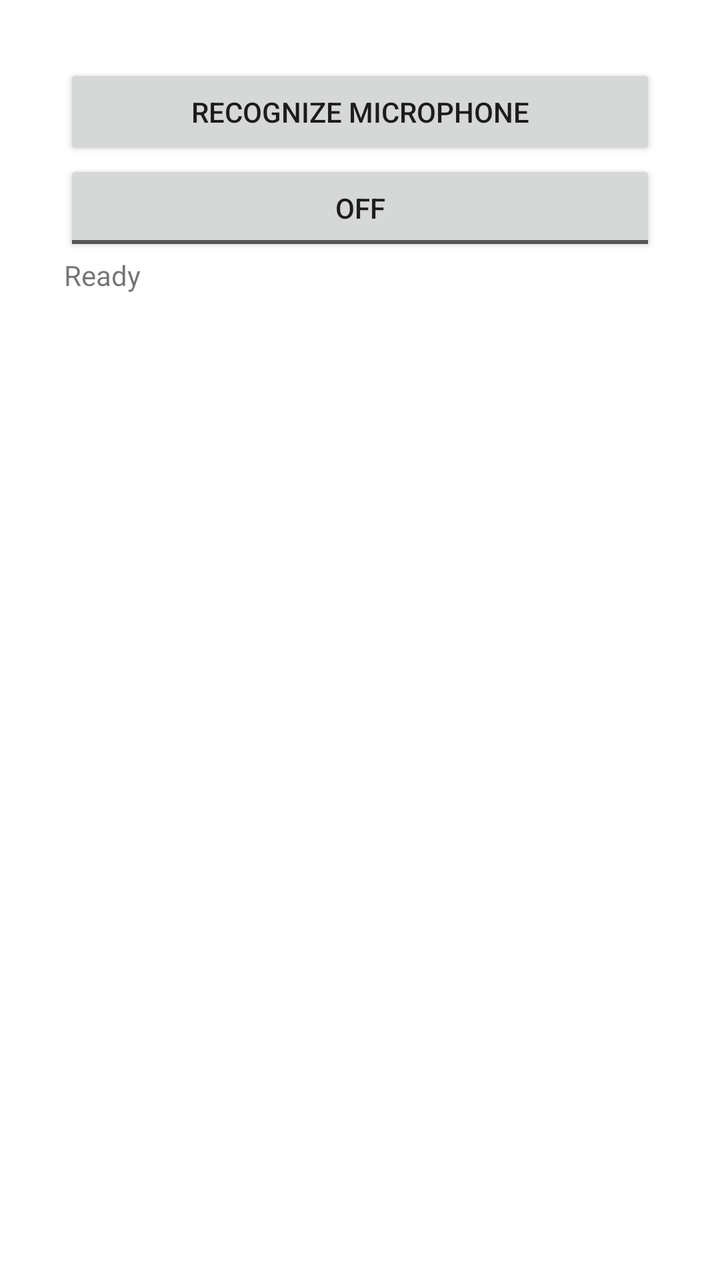
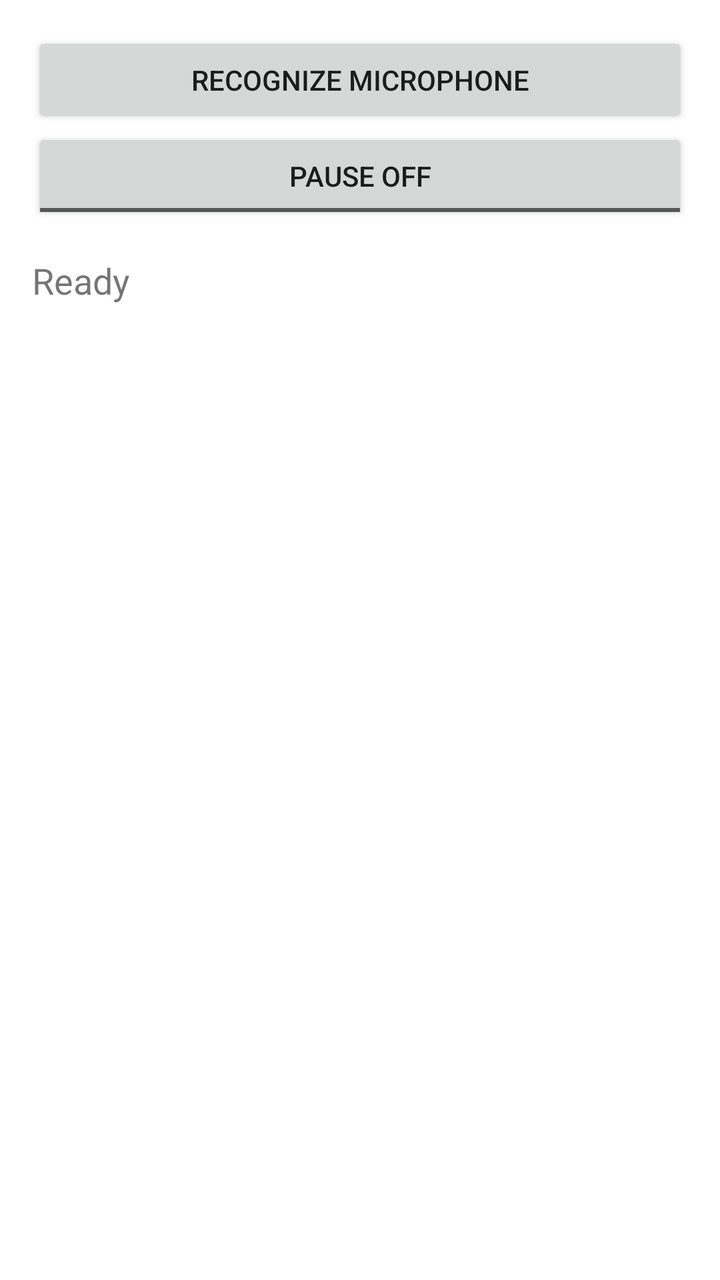

Two renders of the same Android screen: before a commit and after it. Below are the layout's source before the change and the commit's diff.
<!-- AndroidManifest.xml: fallback theme Theme.MaterialComponents.DayNight.NoActionBar -->
<!-- res/layout/main.xml -->
<?xml version="1.0" encoding="utf-8"?>
<LinearLayout xmlns:android="http://schemas.android.com/apk/res/android"
    android:layout_width="fill_parent"
    android:layout_height="fill_parent"
    android:orientation="vertical"
    android:padding="16dp">
<ScrollView
    android:layout_width="match_parent"
    android:layout_height="match_parent"
    android:fillViewport="true">

    <LinearLayout
        android:layout_width="match_parent"
        android:layout_height="match_parent"
        android:orientation="vertical"
        android:padding="16dp">

        <Button
            android:id="@+id/recognize_mic"
            android:layout_width="match_parent"
            android:layout_height="wrap_content"
            android:text="Recognize Microphone" />

        <ToggleButton
            android:id="@+id/pause"
            android:layout_width="match_parent"
            android:layout_height="wrap_content" />

        <TextView
            android:id="@+id/result_text"
            android:layout_width="match_parent"
            android:layout_height="wrap_content"
            android:text="Ready" />

    </LinearLayout>
</ScrollView>

</LinearLayout>
<!-- resources referenced by this layout -->
<resources>

</resources>

<!-- the commit's change to res/layout/main.xml (unified diff, before → after) -->
@@ -1,17 +1,12 @@
 <?xml version="1.0" encoding="utf-8"?>
-<LinearLayout xmlns:android="http://schemas.android.com/apk/res/android"
-    android:layout_width="fill_parent"
-    android:layout_height="fill_parent"
-    android:orientation="vertical"
-    android:padding="16dp">
-<ScrollView
+<ScrollView xmlns:android="http://schemas.android.com/apk/res/android"
     android:layout_width="match_parent"
     android:layout_height="match_parent"
     android:fillViewport="true">
 
     <LinearLayout
         android:layout_width="match_parent"
-        android:layout_height="match_parent"
+        android:layout_height="wrap_content"
         android:orientation="vertical"
         android:padding="16dp">
 
@@ -24,15 +19,18 @@
         <ToggleButton
             android:id="@+id/pause"
             android:layout_width="match_parent"
-            android:layout_height="wrap_content" />
+            android:layout_height="wrap_content"
+            android:textOn="Pause ON"
+            android:textOff="Pause OFF" />
 
         <TextView
             android:id="@+id/result_text"
             android:layout_width="match_parent"
             android:layout_height="wrap_content"
-            android:text="Ready" />
+            android:text="Ready"
+            android:textSize="18sp"
+            android:paddingTop="16dp" />
 
     </LinearLayout>
+
 </ScrollView>
-
-</LinearLayout>
